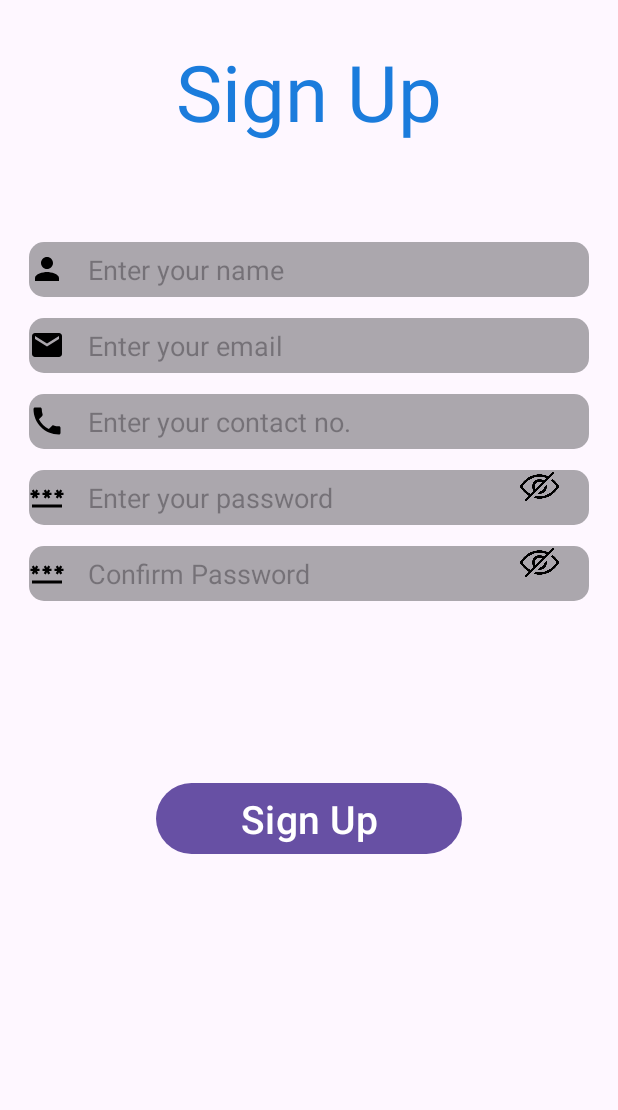
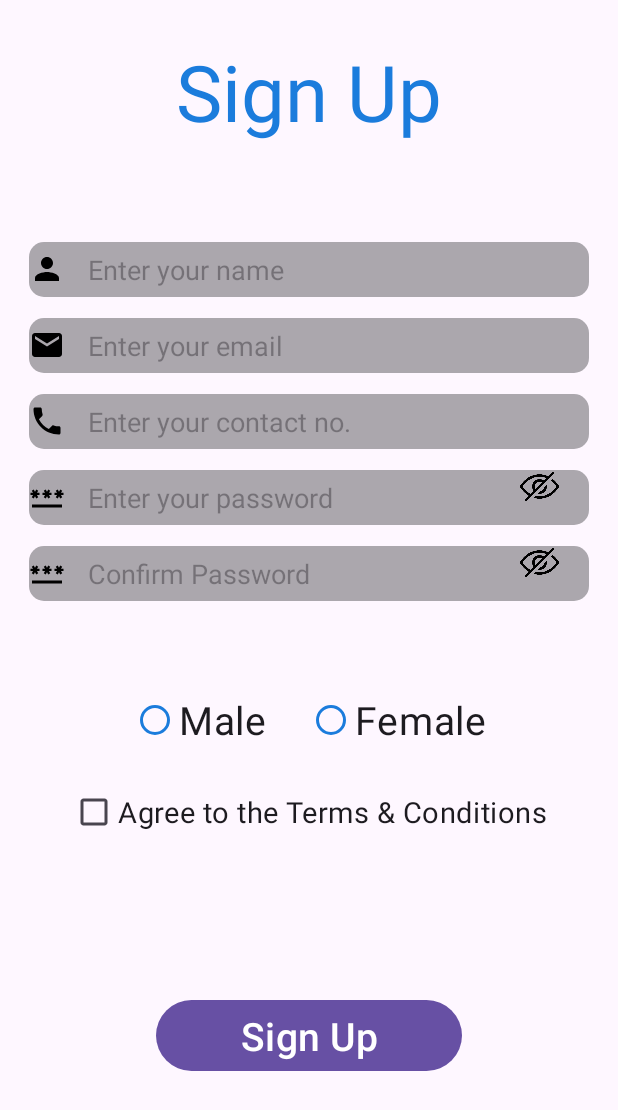
Before and after one commit to Harshil2308/Login_Page, an Android app: the signupButton screen opened directly, with no data from a screen before it, on a phone screen of 412 x 824 dp. Shown: the top 1110 px of the screen. Run offline under Robolectric (Android 15) with nearby library versions, the phone set to English and light mode, and no system bars; our stand-ins replace sdp/ssp sizes.

Commit message:
activity design part

```diff
--- a/app/src/main/java/com/example/loginpage/signupButton.java
+++ b/app/src/main/java/com/example/loginpage/signupButton.java
@@ -1,23 +1,27 @@
 package com.example.loginpage;
 
+import android.app.Activity;
 import android.content.Intent;
 import android.os.Bundle;
 import android.text.method.PasswordTransformationMethod;
 import android.view.View;
 import android.widget.Button;
+import android.widget.CheckBox;
 import android.widget.EditText;
 import android.widget.ImageView;
+import android.widget.RadioButton;
+import android.widget.RadioGroup;
+import android.widget.Toast;
 
 import androidx.activity.EdgeToEdge;
 import androidx.appcompat.app.AppCompatActivity;
-import androidx.core.graphics.Insets;
-import androidx.core.view.ViewCompat;
-import androidx.core.view.WindowInsetsCompat;
 
 public class signupButton extends AppCompatActivity {
 
     ImageView signup_show,signup_hide;
     ImageView signup_confirm_show,signup_confirm_hide;
+    RadioGroup gender;
+    CheckBox termscheckbox;
 
     @Override
     protected void onCreate(Bundle savedInstanceState) {
@@ -31,6 +35,9 @@ public class signupButton extends AppCompatActivity {
         EditText password = findViewById(R.id.signup_password);
         EditText confirm_password = findViewById(R.id.signup_confirm_password);
         Button signup = findViewById(R.id.signup_button);
+
+        gender = findViewById(R.id.signup_radio_group);
+        termscheckbox = findViewById(R.id.signup_checkbox);
 
         signup_show = findViewById(R.id.signup_password_show);
         signup_hide = findViewById(R.id.signup_password_hide);
@@ -71,6 +78,13 @@ public class signupButton extends AppCompatActivity {
                 confirm_password.setTransformationMethod(new PasswordTransformationMethod());
             }
         });
+        gender.setOnCheckedChangeListener(new RadioGroup.OnCheckedChangeListener() {
+            @Override
+            public void onCheckedChanged(RadioGroup radioGroup, int i) {
+                RadioButton selectedGender = findViewById(i);
+                Toast.makeText(signupButton.this, selectedGender.getText(), Toast.LENGTH_LONG).show();
+            }
+        });
 
         signup.setOnClickListener(new View.OnClickListener() {
             @Override
@@ -95,6 +109,10 @@ public class signupButton extends AppCompatActivity {
                     confirm_password.setError("Confirm Password Required!");
                 } else if (!password.getText().toString().trim().equals(confirm_password.getText().toString())) {
                     confirm_password.setError("The password is not same");
+                } else if (gender.getCheckedRadioButtonId() == -1) {
+                    Toast.makeText(signupButton.this, "Gender is Required", Toast.LENGTH_LONG).show();
+                } else if (!termscheckbox.isChecked()) {
+                    Toast.makeText(signupButton.this, "Terms & Conditions are required", Toast.LENGTH_LONG).show();
                 } else {
                     Intent intent = new Intent(signupButton.this, MainActivity.class);
                     startActivity(intent);
--- a/app/src/main/res/layout/activity_signup_button.xml
+++ b/app/src/main/res/layout/activity_signup_button.xml
@@ -1,13 +1,21 @@
 <?xml version="1.0" encoding="utf-8"?>
-<RelativeLayout xmlns:android="http://schemas.android.com/apk/res/android"
+<LinearLayout xmlns:android="http://schemas.android.com/apk/res/android"
     xmlns:app="http://schemas.android.com/apk/res-auto"
     xmlns:tools="http://schemas.android.com/tools"
+    android:orientation="vertical"
     android:id="@+id/main"
     android:layout_width="match_parent"
     android:layout_height="match_parent"
     tools:context=".signupButton">
-
+    <ScrollView
+        android:layout_width="match_parent"
+        android:layout_height="wrap_content" >
+        <LinearLayout
+            android:orientation="vertical"
+            android:layout_width="match_parent"
+            android:layout_height="wrap_content" >
             <TextView
+                android:layout_gravity="center"
                 android:id="@+id/signup_heading"
                 android:layout_marginTop="@dimen/_20sdp"
                 android:layout_centerHorizontal="true"
@@ -22,7 +30,6 @@
                 android:drawableStart="@drawable/person_logo"
                 android:layout_marginTop="@dimen/_50sdp"
                 android:background="@drawable/custom_border"
-        android:layout_below="@+id/signup_heading"
                 android:id="@+id/signup_name"
                 style="@style/edit_20"
                 android:hint="Enter your name" />
@@ -32,7 +39,6 @@
                 android:drawableStart="@drawable/email_logo"
                 android:layout_marginTop="@dimen/_11sdp"
                 android:background="@drawable/custom_border"
-        android:layout_below="@+id/signup_name"
                 android:id="@+id/signup_email"
                 style="@style/edit_20"
                 android:hint="Enter your email" />
@@ -42,14 +48,12 @@
                 android:drawableStart="@drawable/phone_logo"
                 android:layout_marginTop="@dimen/_11sdp"
                 android:background="@drawable/custom_border"
-        android:layout_below="@+id/signup_email"
                 android:id="@+id/signup_contactno"
                 style="@style/edit_20"
                 android:hint="Enter your contact no." />
 
             <FrameLayout
                 android:id="@+id/signup_frame_layout_password"
-        android:layout_below="@+id/signup_contactno"
                 android:layout_width="match_parent"
                 android:layout_height="wrap_content" >
 
@@ -59,7 +63,6 @@
                     android:drawableStart="@drawable/password_logo"
                     android:layout_marginTop="@dimen/_11sdp"
                     android:background="@drawable/custom_border"
-            android:layout_below="@+id/signup_contactno"
                     android:id="@+id/signup_password"
                     style="@style/edit_20"
                     android:hint="Enter your password" />
@@ -85,7 +88,6 @@
 
             <FrameLayout
                 android:id="@+id/signup_frame_layout_confirm_password"
-        android:layout_below="@+id/signup_frame_layout_password"
                 android:layout_width="match_parent"
                 android:layout_height="wrap_content" >
 
@@ -95,7 +97,6 @@
                     android:drawableStart="@drawable/password_logo"
                     android:layout_marginTop="@dimen/_11sdp"
                     android:background="@drawable/custom_border"
-            android:layout_below="@+id/signup_password"
                     android:id="@+id/signup_confirm_password"
                     style="@style/edit_20"
                     android:hint="Confirm Password" />
@@ -119,14 +120,57 @@
 
             </FrameLayout>
 
+            <RadioGroup
+                android:layout_marginTop="@dimen/_13sdp"
+                android:gravity="center"
+                android:orientation="horizontal"
+                android:id="@+id/signup_radio_group"
+                android:layout_width="match_parent"
+                android:layout_height="wrap_content" >
+
+                <RadioButton
+                    android:layout_marginHorizontal="@dimen/_10sdp"
+                    android:layout_marginTop="@dimen/_20sdp"
+                    android:textSize="@dimen/_20sdp"
+                    app:buttonTint="@color/blue"
+                    android:id="@+id/signup_radio_male"
+                    android:text="Male"
+                    android:layout_width="wrap_content"
+                    android:layout_height="wrap_content" >
+                </RadioButton>
+
+                <RadioButton
+                    android:layout_marginHorizontal="@dimen/_10sdp"
+                    android:layout_marginTop="@dimen/_20sdp"
+                    android:textSize="@dimen/_20sdp"
+                    app:buttonTint="@color/blue"
+                    android:id="@+id/signup_radio_female"
+                    android:text="Female"
+                    android:layout_width="wrap_content"
+                    android:layout_height="wrap_content" >
+                </RadioButton>
+
+            </RadioGroup>
+
+            <CheckBox
+                android:id="@+id/signup_checkbox"
+                android:layout_marginTop="@dimen/_20sdp"
+                android:layout_gravity="center_horizontal"
+                android:textSize="@dimen/_15sdp"
+                android:text="Agree to the Terms &amp; Conditions"
+                android:layout_width="wrap_content"
+                android:layout_height="wrap_content" />
+
             <Button
                 android:layout_marginHorizontal="@dimen/_80sdp"
-        android:layout_marginTop="@dimen/_90sdp"
-        android:layout_below="@+id/signup_frame_layout_confirm_password"
+                android:layout_marginTop="@dimen/_75sdp"
                 android:id="@+id/signup_button"
                 android:textSize="@dimen/_20sdp"
                 android:text="Sign Up"
                 android:layout_width="match_parent"
                 android:layout_height="wrap_content" />
+        </LinearLayout>
 
-</RelativeLayout>
+    </ScrollView>
+
+</LinearLayout>
```
Also changed, not shown: app/src/main/AndroidManifest.xml (+8 -3 lines), app/src/main/java/com/example/loginpage/DesignActivity.java (added, +20 -0 lines), app/src/main/res/layout/activity_design.xml (added, +128 -0 lines), app/src/main/res/layout/activity_main.xml (+25 -22 lines). Lines whose indentation alone changed are shown as unchanged.
